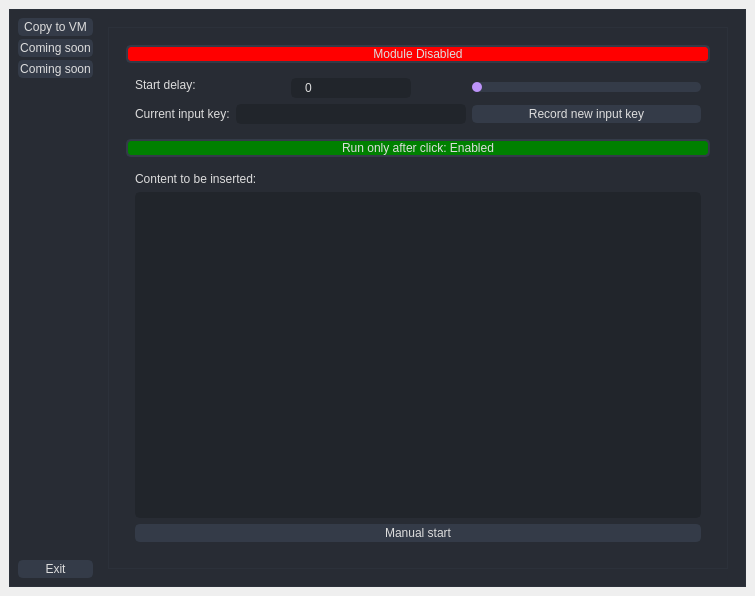
Before: the Qt Designer form gui/MainWindow.ui in gyulii/Copy-tool, drawn with Qt 5.
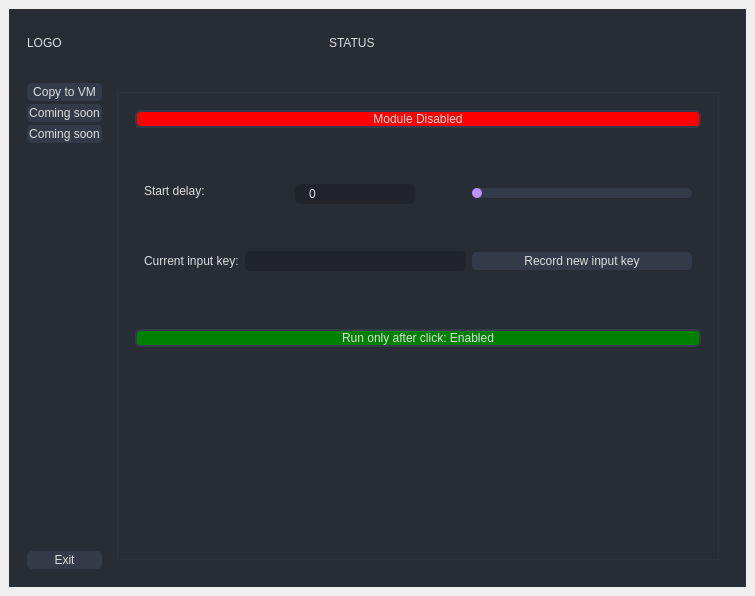
After: the same form once the commit is applied. Icons and pictures are not drawn.

Commit message: Top bar created, window is dragable

What changed in the file:
```diff
--- a/gui/MainWindow.ui
+++ b/gui/MainWindow.ui
@@ -13,6 +13,9 @@
   <property name="windowTitle">
    <string>MainWindow</string>
   </property>
+  <property name="tabShape">
+   <enum>QTabWidget::Rounded</enum>
+  </property>
   <widget class="QWidget" name="centralwidget">
    <property name="styleSheet">
     <string notr="true">/*  White text */
@@ -273,12 +276,186 @@
 	background-color: rgb(35, 40, 49);
 	border: 2px solid rgb(43, 50, 61);
 }
+
+/* Top Buttons */
+#topPart .QPushButton { background-color: rgba(255, 255, 255, 0); border: none;  border-radius: 5px; }
+#topPart .QPushButton:hover { background-color: rgb(44, 49, 57); border-style: solid; border-radius: 4px; }
+#topPart .QPushButton:pressed { background-color: rgb(23, 26, 30); border-style: solid; border-radius: 4px; }
+
+
+
 </string>
    </property>
    <layout class="QVBoxLayout" name="verticalLayout_4">
     <item>
      <widget class="QWidget" name="backgroundwidget" native="true">
+      <layout class="QVBoxLayout" name="verticalLayout_5">
+       <item>
+        <widget class="QWidget" name="topPart" native="true">
+         <property name="minimumSize">
+          <size>
+           <width>0</width>
+           <height>50</height>
+          </size>
+         </property>
+         <property name="maximumSize">
+          <size>
+           <width>16777215</width>
+           <height>50</height>
+          </size>
+         </property>
       <layout class="QHBoxLayout" name="horizontalLayout_2">
+          <property name="spacing">
+           <number>0</number>
+          </property>
+          <property name="leftMargin">
+           <number>0</number>
+          </property>
+          <property name="topMargin">
+           <number>0</number>
+          </property>
+          <property name="rightMargin">
+           <number>0</number>
+          </property>
+          <property name="bottomMargin">
+           <number>0</number>
+          </property>
+          <item>
+           <widget class="QWidget" name="topLeft" native="true">
+            <layout class="QVBoxLayout" name="verticalLayout_6">
+             <item>
+              <widget class="QLabel" name="label_2">
+               <property name="text">
+                <string>LOGO</string>
+               </property>
+              </widget>
+             </item>
+            </layout>
+           </widget>
+          </item>
+          <item>
+           <widget class="QWidget" name="topMiddle" native="true">
+            <layout class="QHBoxLayout" name="horizontalLayout_5">
+             <item>
+              <spacer name="horizontalSpacer">
+               <property name="orientation">
+                <enum>Qt::Horizontal</enum>
+               </property>
+               <property name="sizeHint" stdset="0">
+                <size>
+                 <width>40</width>
+                 <height>20</height>
+                </size>
+               </property>
+              </spacer>
+             </item>
+             <item>
+              <widget class="QLabel" name="label">
+               <property name="text">
+                <string>STATUS</string>
+               </property>
+              </widget>
+             </item>
+             <item>
+              <spacer name="horizontalSpacer_2">
+               <property name="orientation">
+                <enum>Qt::Horizontal</enum>
+               </property>
+               <property name="sizeHint" stdset="0">
+                <size>
+                 <width>40</width>
+                 <height>20</height>
+                </size>
+               </property>
+              </spacer>
+             </item>
+            </layout>
+           </widget>
+          </item>
+          <item>
+           <widget class="QWidget" name="topRight" native="true">
+            <layout class="QHBoxLayout" name="horizontalLayout_4">
+             <item>
+              <widget class="QPushButton" name="ButtonMinimalize">
+               <property name="minimumSize">
+                <size>
+                 <width>25</width>
+                 <height>25</height>
+                </size>
+               </property>
+               <property name="maximumSize">
+                <size>
+                 <width>25</width>
+                 <height>25</height>
+                </size>
+               </property>
+               <property name="text">
+                <string/>
+               </property>
+               <property name="icon">
+                <iconset resource="resources.qrc">
+                 <normaloff>:/icons/resources/icons/icon_minimize.png</normaloff>:/icons/resources/icons/icon_minimize.png</iconset>
+               </property>
+               <property name="checkable">
+                <bool>false</bool>
+               </property>
+              </widget>
+             </item>
+             <item>
+              <widget class="QPushButton" name="ButtonChangeWindowSize">
+               <property name="minimumSize">
+                <size>
+                 <width>25</width>
+                 <height>25</height>
+                </size>
+               </property>
+               <property name="maximumSize">
+                <size>
+                 <width>25</width>
+                 <height>25</height>
+                </size>
+               </property>
+               <property name="text">
+                <string/>
+               </property>
+               <property name="icon">
+                <iconset resource="resources.qrc">
+                 <normaloff>:/icons/resources/icons/icon_restore.png</normaloff>:/icons/resources/icons/icon_restore.png</iconset>
+               </property>
+              </widget>
+             </item>
+             <item>
+              <widget class="QPushButton" name="ButtonExitTop">
+               <property name="minimumSize">
+                <size>
+                 <width>25</width>
+                 <height>25</height>
+                </size>
+               </property>
+               <property name="maximumSize">
+                <size>
+                 <width>25</width>
+                 <height>25</height>
+                </size>
+               </property>
+               <property name="text">
+                <string/>
+               </property>
+               <property name="icon">
+                <iconset resource="resources.qrc">
+                 <normaloff>:/icons/resources/icons/icon_close.png</normaloff>:/icons/resources/icons/icon_close.png</iconset>
+               </property>
+              </widget>
+             </item>
+            </layout>
+           </widget>
+          </item>
+         </layout>
+        </widget>
+       </item>
+       <item>
+        <widget class="QWidget" name="bottomPart" native="true">
+         <layout class="QHBoxLayout" name="horizontalLayout_3">
        <item>
         <widget class="QWidget" name="sidepanel" native="true">
          <property name="sizePolicy">
@@ -468,25 +645,7 @@
                  </item>
                  <item>
                   <widget class="QWidget" name="widget_4" native="true">
-                   <layout class="QVBoxLayout" name="verticalLayout_3">
-                    <item>
-                     <widget class="QLabel" name="label_3">
-                      <property name="text">
-                       <string>Content to be inserted:</string>
-                      </property>
-                     </widget>
-                    </item>
-                    <item>
-                     <widget class="QTextEdit" name="TextFieldClipboard"/>
-                    </item>
-                    <item>
-                     <widget class="QPushButton" name="ButtonManulaStart">
-                      <property name="text">
-                       <string>Manual start</string>
-                      </property>
-                     </widget>
-                    </item>
-                   </layout>
+                      <layout class="QVBoxLayout" name="verticalLayout_3"/>
                   </widget>
                  </item>
                 </layout>
@@ -531,7 +690,12 @@
     </item>
    </layout>
   </widget>
- </widget>
- <resources/>
+    </item>
+   </layout>
+  </widget>
+ </widget>
+ <resources>
+  <include location="resources.qrc"/>
+ </resources>
  <connections/>
 </ui>
```
Lines whose indentation alone changed are shown as unchanged. The commit also changes 260 other files.
